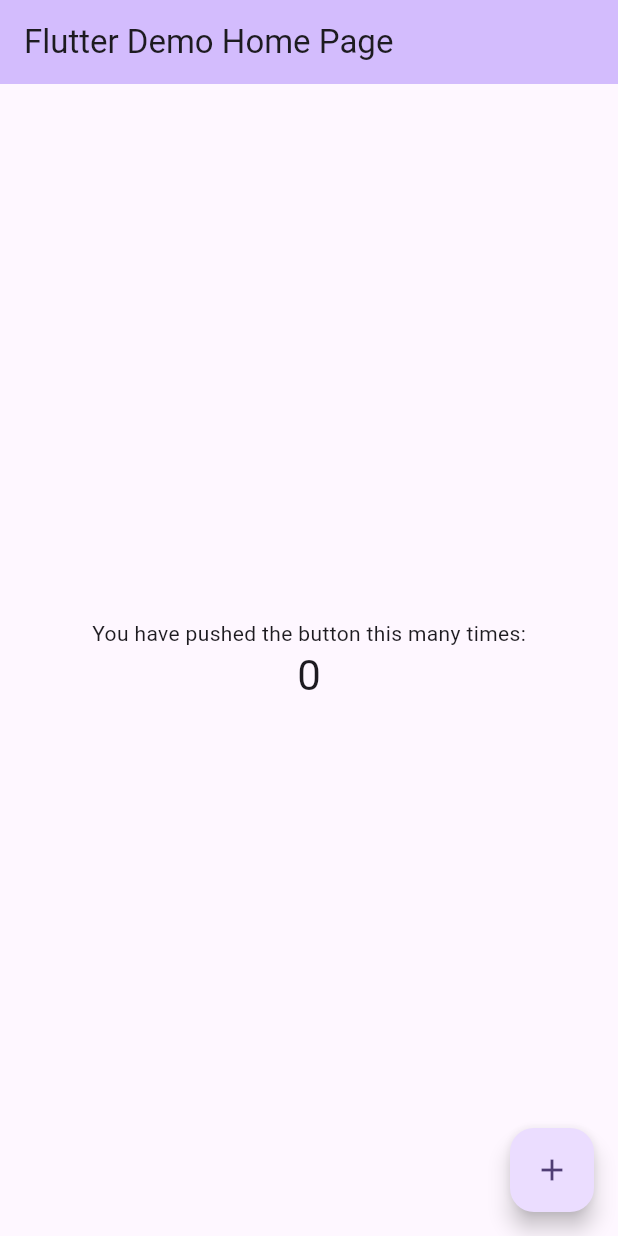
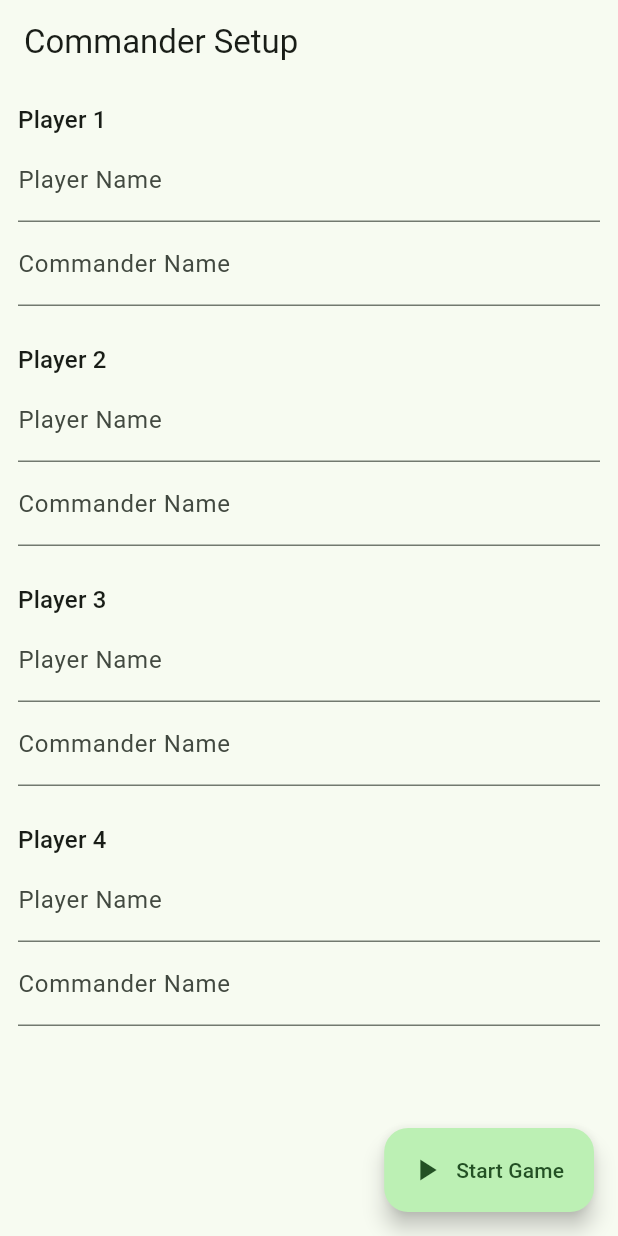
Before and after one commit to Setruko/neo_edh, a Flutter app: the screen it shows after launch, on a phone screen of 412 x 824 dp. Run offline on Flutter 3.47's test engine with Material 3 defaults, Android fonts, the phone set to English and light mode, and no system bars.

Commit message:
Prueba jugadores + vidas + tiempo turno

```diff
--- a/lib/main.dart
+++ b/lib/main.dart
@@ -1,11 +1,11 @@
 import 'package:flutter/material.dart';
 
 void main() {
-  runApp(const MyApp());
+  runApp(const NeoEdh());
 }
 
-class MyApp extends StatelessWidget {
-  const MyApp({super.key});
+class NeoEdh extends StatelessWidget {
+  const NeoEdh({super.key});
 
   // This widget is the root of your application.
   @override
@@ -13,110 +13,197 @@ class MyApp extends StatelessWidget {
     return MaterialApp(
       title: 'Flutter Demo',
       theme: ThemeData(
-        // This is the theme of your application.
-        //
-        // TRY THIS: Try running your application with "flutter run". You'll see
-        // the application has a purple toolbar. Then, without quitting the app,
-        // try changing the seedColor in the colorScheme below to Colors.green
-        // and then invoke "hot reload" (save your changes or press the "hot
-        // reload" button in a Flutter-supported IDE, or press "r" if you used
-        // the command line to start the app).
-        //
-        // Notice that the counter didn't reset back to zero; the application
-        // state is not lost during the reload. To reset the state, use hot
-        // restart instead.
-        //
-        // This works for code too, not just values: Most code changes can be
-        // tested with just a hot reload.
-        colorScheme: ColorScheme.fromSeed(seedColor: Colors.deepPurple),
+        colorScheme: ColorScheme.fromSeed(seedColor: Colors.green),
+        useMaterial3: true,
       ),
-      home: const MyHomePage(title: 'Flutter Demo Home Page'),
+      home: const PlayerSetupScreen(),
     );
   }
 }
 
-class MyHomePage extends StatefulWidget {
-  const MyHomePage({super.key, required this.title});
-
-  // This widget is the home page of your application. It is stateful, meaning
-  // that it has a State object (defined below) that contains fields that affect
-  // how it looks.
-
-  // This class is the configuration for the state. It holds the values (in this
-  // case the title) provided by the parent (in this case the App widget) and
-  // used by the build method of the State. Fields in a Widget subclass are
-  // always marked "final".
-
-  final String title;
+class PlayerSetupScreen extends StatefulWidget {
+  const PlayerSetupScreen({super.key});
 
   @override
-  State<MyHomePage> createState() => _MyHomePageState();
+  State<PlayerSetupScreen> createState() => _PlayerSetupScreenState();
 }
 
-class _MyHomePageState extends State<MyHomePage> {
-  int _counter = 0;
+class _PlayerSetupScreenState extends State<PlayerSetupScreen> {
+  final List<TextEditingController> _playerControllers =
+      List.generate(4, (_) => TextEditingController());
+  final List<TextEditingController> _commanderControllers =
+      List.generate(4, (_) => TextEditingController());
 
-  void _incrementCounter() {
+  void _startGame() {
+    final players = List.generate(4, (index) {
+      return {
+        'playerName': _playerControllers[index].text.trim(),
+        'commanderName': _commanderControllers[index].text.trim(),
+        'life': 40,
+      };
+    });
+
+    Navigator.push(
+      context,
+      MaterialPageRoute(
+        builder: (context) => GameScreen(players: players),
+      ),
+    );
+  }
+
+  @override
+  void dispose() {
+    for (final controller in _playerControllers) {
+      controller.dispose();
+    }
+    for (final controller in _commanderControllers) {
+      controller.dispose();
+    }
+    super.dispose();
+  }
+
+  @override
+  Widget build(BuildContext context) {
+    return Scaffold(
+      appBar: AppBar(title: const Text('Commander Setup')),
+      body: ListView.builder(
+        itemCount: 4,
+        itemBuilder: (context, index) {
+          return Padding(
+            padding: const EdgeInsets.all(12),
+            child: Column(
+              crossAxisAlignment: CrossAxisAlignment.start,
+              children: [
+                Text('Player ${index + 1}', style: Theme.of(context).textTheme.titleMedium),
+                TextField(
+                  controller: _playerControllers[index],
+                  decoration: const InputDecoration(labelText: 'Player Name'),
+                ),
+                TextField(
+                  controller: _commanderControllers[index],
+                  decoration: const InputDecoration(labelText: 'Commander Name'),
+                ),
+              ],
+            ),
+          );
+        },
+      ),
+      floatingActionButton: FloatingActionButton.extended(
+        onPressed: _startGame,
+        label: const Text('Start Game'),
+        icon: const Icon(Icons.play_arrow),
+      ),
+    );
+  }
+}
+
+class GameScreen extends StatefulWidget {
+  final List<Map<String, dynamic>> players;
+
+  const GameScreen({super.key, required this.players});
+
+  @override
+  State<GameScreen> createState() => _GameScreenState();
+}
+
+class _GameScreenState extends State<GameScreen> {
+  late List<Map<String, dynamic>> _players;
+  int _currentTurn = 0;
+  DateTime? _turnStartTime;
+  final List<Duration> _turnDurations = [];
+  List<List<Duration>> _playerTurnDurations = []; // Each player's list of turn durations
+
+  @override
+  void initState() {
+    super.initState();
+    _players = List.from(widget.players);
+    _playerTurnDurations = List.generate(_players.length, (_) => []);
+    _startTurnTimer();
+  }
+
+  void _startTurnTimer() {
+    _turnStartTime = DateTime.now();
+  }
+
+  void _endTurn() {
+    if (_turnStartTime != null) {
+      final duration = DateTime.now().difference(_turnStartTime!);
+      _playerTurnDurations[_currentTurn].add(duration);
+    }
+
     setState(() {
-      // This call to setState tells the Flutter framework that something has
-      // changed in this State, which causes it to rerun the build method below
-      // so that the display can reflect the updated values. If we changed
-      // _counter without calling setState(), then the build method would not be
-      // called again, and so nothing would appear to happen.
-      _counter++;
+      _currentTurn = (_currentTurn + 1) % _players.length;
+    });
+
+    _startTurnTimer();
+  }
+
+  void _changeLife(int index, int amount) {
+    setState(() {
+      _players[index]['life'] += amount;
     });
   }
 
   @override
   Widget build(BuildContext context) {
-    // This method is rerun every time setState is called, for instance as done
-    // by the _incrementCounter method above.
-    //
-    // The Flutter framework has been optimized to make rerunning build methods
-    // fast, so that you can just rebuild anything that needs updating rather
-    // than having to individually change instances of widgets.
     return Scaffold(
       appBar: AppBar(
-        // TRY THIS: Try changing the color here to a specific color (to
-        // Colors.amber, perhaps?) and trigger a hot reload to see the AppBar
-        // change color while the other colors stay the same.
-        backgroundColor: Theme.of(context).colorScheme.inversePrimary,
-        // Here we take the value from the MyHomePage object that was created by
-        // the App.build method, and use it to set our appbar title.
-        title: Text(widget.title),
+        title: Text("Game in Progress"),
+        actions: [
+          Padding(
+            padding: const EdgeInsets.all(8.0),
+            child: Center(child: Text('Turn: ${_currentTurn + 1}')),
+          ),
+        ],
       ),
-      body: Center(
-        // Center is a layout widget. It takes a single child and positions it
-        // in the middle of the parent.
-        child: Column(
-          // Column is also a layout widget. It takes a list of children and
-          // arranges them vertically. By default, it sizes itself to fit its
-          // children horizontally, and tries to be as tall as its parent.
-          //
-          // Column has various properties to control how it sizes itself and
-          // how it positions its children. Here we use mainAxisAlignment to
-          // center the children vertically; the main axis here is the vertical
-          // axis because Columns are vertical (the cross axis would be
-          // horizontal).
-          //
-          // TRY THIS: Invoke "debug painting" (choose the "Toggle Debug Paint"
-          // action in the IDE, or press "p" in the console), to see the
-          // wireframe for each widget.
-          mainAxisAlignment: MainAxisAlignment.center,
-          children: <Widget>[
-            const Text('You have pushed the button this many times:'),
-            Text(
-              '$_counter',
-              style: Theme.of(context).textTheme.headlineMedium,
+      body: ListView.builder(
+        itemCount: _players.length,
+        itemBuilder: (context, index) {
+          final player = _players[index];
+          return Card(
+            margin: const EdgeInsets.all(12),
+            child: Padding(
+              padding: const EdgeInsets.all(16),
+              child: Column(
+                crossAxisAlignment: CrossAxisAlignment.start,
+                children: [
+                  Text(
+                    '${player['playerName']} (${player['commanderName']})',
+                    style: Theme.of(context).textTheme.titleMedium,
+                  ),
+                  const SizedBox(height: 8),
+                  Text('Life: ${player['life']}', style: const TextStyle(fontSize: 20)),
+                  Row(
+                    children: [
+                      IconButton(
+                        icon: const Icon(Icons.remove),
+                        onPressed: () => _changeLife(index, -1),
+                      ),
+                      IconButton(
+                        icon: const Icon(Icons.add),
+                        onPressed: () => _changeLife(index, 1),
+                      ),
+                    ],
+                  ),
+                  const SizedBox(height: 8),
+                  Text('Turn times:', style: const TextStyle(fontWeight: FontWeight.bold)),
+                  ..._playerTurnDurations[index].asMap().entries.map((entry) {
+                    final round = entry.key + 1;
+                    final duration = entry.value;
+                    final formatted = duration.toString().split('.').first;
+                    return Text('Round $round: $formatted');
+                  }),
+                ],
+              ),
             ),
-          ],
-        ),
+          );
+        },
       ),
-      floatingActionButton: FloatingActionButton(
-        onPressed: _incrementCounter,
-        tooltip: 'Increment',
-        child: const Icon(Icons.add),
-      ), // This trailing comma makes auto-formatting nicer for build methods.
+      floatingActionButton: FloatingActionButton.extended(
+        onPressed: _endTurn,
+        label: const Text('End Turn'),
+        icon: const Icon(Icons.skip_next),
+      ),
     );
   }
 }
```
Also changed, not shown: 1 other file.
